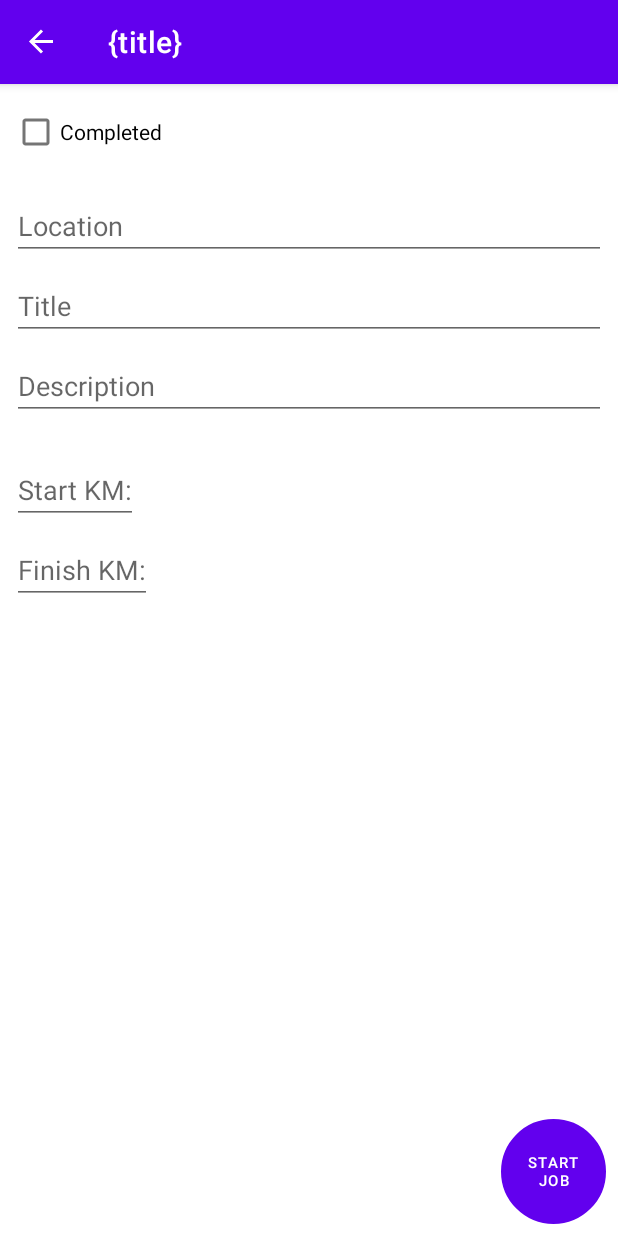
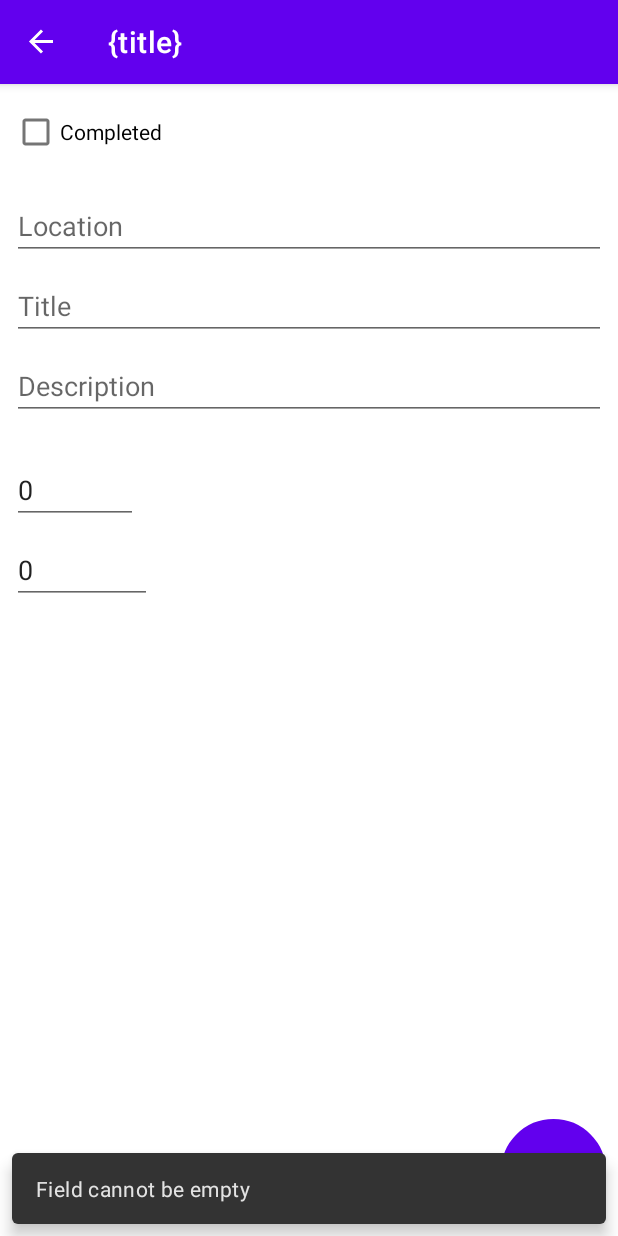
Before and after one commit to DurbinDevs/Tradie-Diary, an Android app: the AddEditJobFragment screen opened through its navigation route, after a tap on "START JOB", on a phone screen of 412 x 824 dp. Run offline under Robolectric (Android 15) with nearby library versions, the phone set to English and light mode, and no system bars; our stand-ins replace Dagger/Hilt's generated code, navigation-ui; libraries missing offline, so code that uses them is left out: androidx.hilt.lifecycle; 2 statements that could not run were skipped.

Commit message:
fixed some bugs

```diff
--- a/app/src/main/java/com/durbindevs/tradiediary/adapter/JobAdapter.kt
+++ b/app/src/main/java/com/durbindevs/tradiediary/adapter/JobAdapter.kt
@@ -7,6 +7,7 @@ import android.view.LayoutInflater
 import android.view.View
 import android.view.ViewGroup
 import androidx.annotation.RequiresApi
+import androidx.core.view.isVisible
 import androidx.recyclerview.widget.AsyncListDiffer
 import androidx.recyclerview.widget.DiffUtil
 import androidx.recyclerview.widget.RecyclerView
@@ -26,14 +27,14 @@ class JobAdapter(
             binding.apply {
                 root.setOnClickListener {
                     val position = adapterPosition
-                        if (position != RecyclerView.NO_POSITION){
+                    if (position != RecyclerView.NO_POSITION) {
                         val job = differ.currentList[position]
                         listener.onItemClick(job)
                     }
                 }
                 ivIsCompleted.setOnClickListener {
                     val position = adapterPosition
-                        if (position != RecyclerView.NO_POSITION){
+                    if (position != RecyclerView.NO_POSITION) {
                         val job = differ.currentList[position]
                         listener.onCompleteCircleClick(job, isComplete = true)
                     }
@@ -42,6 +43,7 @@ class JobAdapter(
         }
 
     }
+
     private val diffCallBack = object : DiffUtil.ItemCallback<Jobs>() {
         override fun areItemsTheSame(oldItem: Jobs, newItem: Jobs): Boolean {
             return oldItem.id == newItem.id
@@ -78,13 +80,16 @@ class JobAdapter(
             )
             tvJobLocation.text = newJobList.location
             tvJobTitle.text = newJobList.title
+
+            ivIsCompleted.setOnClickListener {
+                listener.onCompleteCircleClick(newJobList, isComplete = true)
+            }
             if (newJobList.isCompleted) {
                 ivIsCompleted.setColorFilter(context.getColor(R.color.green))
+                ivClear.isVisible = false
+                ivDone.isVisible = true
+
             }
-//            ivIsCompleted.setOnClickListener {
-//                ivIsCompleted.setColorFilter(context.getColor(R.color.green))
-//                newJobList.isCompleted = true
-//            }
         }
 
     }
--- a/app/src/main/java/com/durbindevs/tradiediary/ui/fragments/AddEditJobFragment.kt
+++ b/app/src/main/java/com/durbindevs/tradiediary/ui/fragments/AddEditJobFragment.kt
@@ -64,10 +64,10 @@ class AddEditJobFragment : Fragment() {
                 addEditViewModel.jobDescription = it.toString()
             }
             etStartKm.addTextChangedListener {
-                addEditViewModel.jobStartKm = it.toString()
+                addEditViewModel.jobStartKm = it.toString().toInt()
             }
             etFinishKm.addTextChangedListener {
-                addEditViewModel.jobFinishKm = it.toString()
+                addEditViewModel.jobFinishKm = it.toString().toInt()
             }
 
         }
@@ -91,7 +91,7 @@ class AddEditJobFragment : Fragment() {
 
                     }
                     is AddEditTaskViewModel.AddEditJobEvent.ShowInvalidInputText -> {
-                        Snackbar.make(requireView(), event.msg, Snackbar.LENGTH_SHORT)
+                        Snackbar.make(requireView(), event.msg, Snackbar.LENGTH_SHORT).show()
                     }
                 }.exhaustive
             }
--- a/app/src/main/java/com/durbindevs/tradiediary/ui/viewmodels/AddEditTaskViewModel.kt
+++ b/app/src/main/java/com/durbindevs/tradiediary/ui/viewmodels/AddEditTaskViewModel.kt
@@ -44,13 +44,13 @@ class AddEditTaskViewModel @Inject constructor(
             state.set("jobDescription", value) // save value to saved state handle
         }
 
-    var jobStartKm = state.get<Int>("jobStartKm") ?: job?.startKm ?: ""
+    var jobStartKm = state.get<Int>("jobStartKm") ?: job?.startKm ?: 0
         set(value) {
             field = value
             state.set("jobStartKm", value) // save value to saved state handle
         }
 
-    var jobFinishKm = state.get<Int>("jobFinishKm") ?: job?.finishKm ?: ""
+    var jobFinishKm = state.get<Int>("jobFinishKm") ?: job?.finishKm ?: 0
         set(value) {
             field = value
             state.set("jobFinishKm", value) // save value to saved state handle
```
Lines whose indentation alone changed are shown as unchanged.
